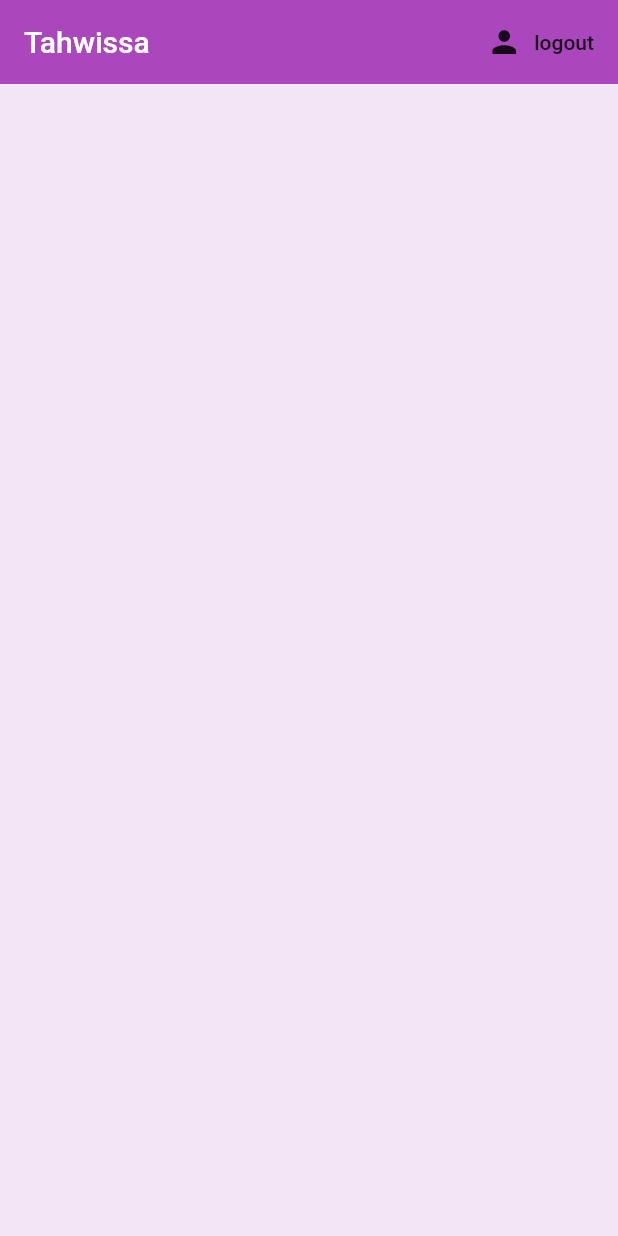
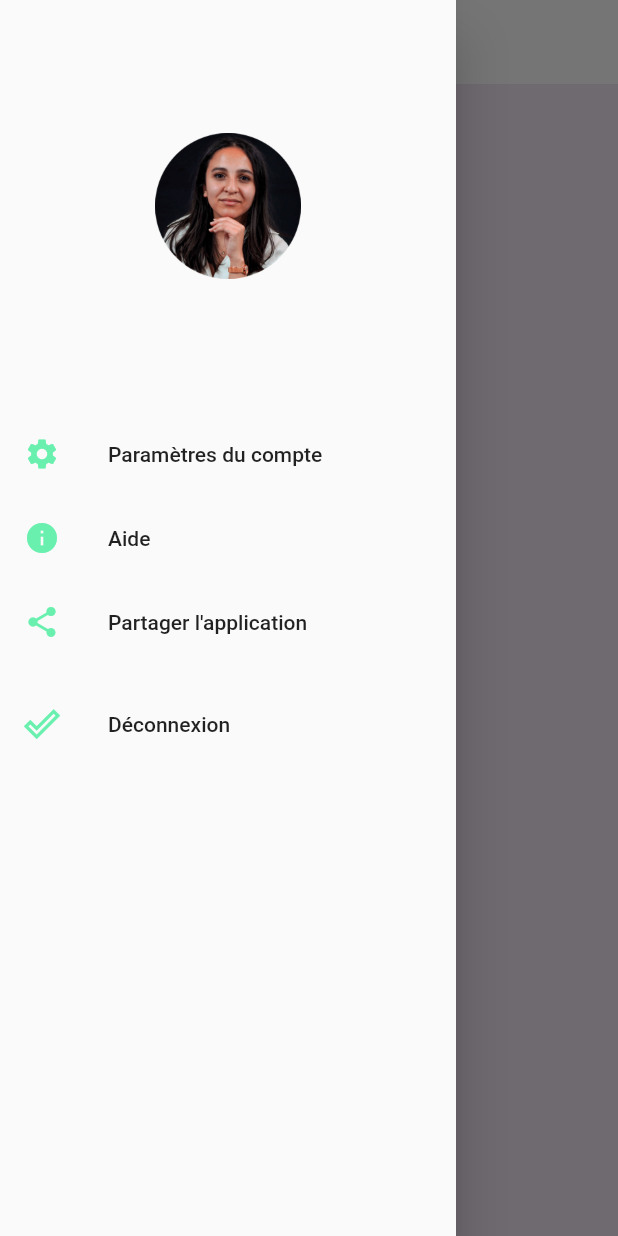
Before and after one commit to ammalimouna/T_7wissa, a Flutter app: the screen it shows once a user with an empty profile is signed in, with the side drawer open (before the commit the screen has no drawer), on a phone screen of 412 x 824 dp. Run offline on Flutter 3.47's test engine with Material 2 defaults, Android fonts, the phone set to English and light mode, and no system bars; our stand-ins replace cloud_firestore, firebase_auth; accounts and stored records are empty.

```diff
--- a/lib/models/user.dart
+++ b/lib/models/user.dart
@@ -1,5 +1,22 @@
+
+import 'package:cloud_firestore/cloud_firestore.dart';
 class User {
   final String uid;
+  String nom;
+  String prenom;
+  String numtel;
+  String identifiant;
+  User({this.uid, this.nom, this.identifiant,
+   this.prenom, this.numtel});
 
-  User({this.uid});
 }
+
+class UserData{
+   final String uid;
+  String nom;
+  String prenom;
+  String numtel;
+  String identifiant;
+  UserData({this.uid, this.nom, this.identifiant,
+   this.prenom, this.numtel});
+}
--- a/lib/screens/authenticate/authenticate.dart
+++ b/lib/screens/authenticate/authenticate.dart
@@ -1,4 +1,3 @@
-import 'package:myapp/screens/authenticate/register.dart';
 import 'package:myapp/screens/authenticate/registerform.dart';
 import 'package:myapp/screens/authenticate/sign_in.dart';
 import 'package:flutter/material.dart';
--- a/lib/screens/authenticate/sign_in.dart
+++ b/lib/screens/authenticate/sign_in.dart
@@ -5,7 +5,7 @@ import 'package:myapp/services/auth.dart';
 class SignIn extends StatefulWidget {
 
   final Function toggleView;
-  SignIn({ this.toggleView });
+  SignIn({ this.toggleView});
 
   @override
   _SignInState createState() => _SignInState();
--- a/lib/screens/home/home.dart
+++ b/lib/screens/home/home.dart
@@ -1,30 +1,93 @@
+import 'package:cloud_firestore/cloud_firestore.dart';
 import 'package:flutter/material.dart';
+import 'package:myapp/models/user.dart';
+import 'package:myapp/services/auth.dart';
+import 'package:firebase_auth/firebase_auth.dart';
 import 'package:myapp/services/auth.dart';
 
 class Home extends StatelessWidget {
 
   final AuthService _auth = AuthService();
+  final databaseReference = Firestore.instance;
 
   @override
   Widget build(BuildContext context) {
-    return Container(
+    Future _getCurrentUser() async {
+      return FirebaseAuth.instance.currentUser();
+    }
+                 return  Container(
                      child: Scaffold(
                        backgroundColor: Colors.purple[50],
+                       /*Bar*/
                        appBar: AppBar(
                          title: Text('T''ahwissa'),
-          backgroundColor: Colors.purple[400],
+                         backgroundColor: Colors.white,
                          elevation: 0.0,
-          actions: <Widget>[
-            FlatButton.icon(
-              icon: Icon(Icons.person),
-              label: Text('logout'),
-              onPressed: () async {
+
+                       ),
+                       /*MENU*/
+                       drawer: Drawer(
+                           child: Column(
+                         children: [
+                           Expanded(
+                             flex: 1,
+                             child: SizedBox(
+                                   height: 97,
+                                   width: 97,
+                                   child: Image(
+                             image: AssetImage('assets/MOUNA.png'),
+                              fit: BoxFit.contain,
+                            ),
+                                 ),
+                           ),
+                           Expanded(
+                             flex: 2,
+                             child: ListView(children: [
+                               ListTile(
+                                   leading: Icon(Icons.settings, color: Colors.greenAccent,),
+                                   title: Text('Paramètres du compte'),
+                                 onTap: () async {
+                                   Navigator.of(context).pop();
+
+
+                                 },
+                               ),
+                               ListTile(
+                                 leading: Icon(Icons.info,color: Colors.greenAccent, ),
+                                 title: Text("Aide"),
+                                 onTap: () {
+                                   Navigator.of(context).pop();
+                                 },
+                               ),
+                               ListTile(
+                                 leading: Icon(Icons.share,color: Colors.greenAccent,),
+                                 title: Text("Partager l'application"),
+                                 onTap: () {
+                                   Navigator.of(context).pop();
+                                 },
+                               ),
+                               SizedBox(height: 12,),
+                               ListTile(
+                                leading: Icon(Icons.done_outline, color: Colors.greenAccent,),
+                                 title: Text("Déconnexion"),
+                                 onTap: () async {
                                   await _auth.signOut();
                                  },
                                ),
+                             ]),
+                           )
                          ],
                        ),
                        ),
+                      )
+
                          );
+            //  }
             }
+
+        User _userFromFirebaseUser(FirebaseUser use) {
+              return use != null ? User(uid: use.uid) : null;
+
         }
+
+  }
--- a/lib/services/auth.dart
+++ b/lib/services/auth.dart
@@ -5,6 +5,8 @@ import 'package:myapp/services/database.dart';
 class AuthService {
 
   final FirebaseAuth _auth = FirebaseAuth.instance;
+
+
 
   // create user obj based on firebase user
   User _userFromFirebaseUser(FirebaseUser user) {
@@ -14,7 +16,6 @@ class AuthService {
   // auth change user stream
   Stream<User> get user {
     return _auth.onAuthStateChanged
-      //.map((FirebaseUser user) => _userFromFirebaseUser(user));
       .map(_userFromFirebaseUser);
   }
 
--- a/pubspec.yaml
+++ b/pubspec.yaml
@@ -24,7 +24,7 @@ dependencies:
   # Use with the CupertinoIcons class for iOS style icons.
   cupertino_icons: ^0.1.2
   firebase_auth:  ^0.14.0+5
-  cloud_firestore: ^0.12.9+4
+  cloud_firestore: ^0.11.0+2
   provider: ^3.1.0
 
 dev_dependencies:
@@ -45,6 +45,7 @@ flutter:
   assets:
     - assets/icone.png
     - assets/logo.png
+    - assets/MOUNA.png
 
   # An image asset can refer to one or more resolution-specific "variants", see
   # https://flutter.dev/assets-and-images/#resolution-aware.
```
Also changed, not shown: lib/services/database.dart (+10 -0 lines), assets/MOUNA.png (added), pubspec.lock. Lines whose indentation alone changed are shown as unchanged.
